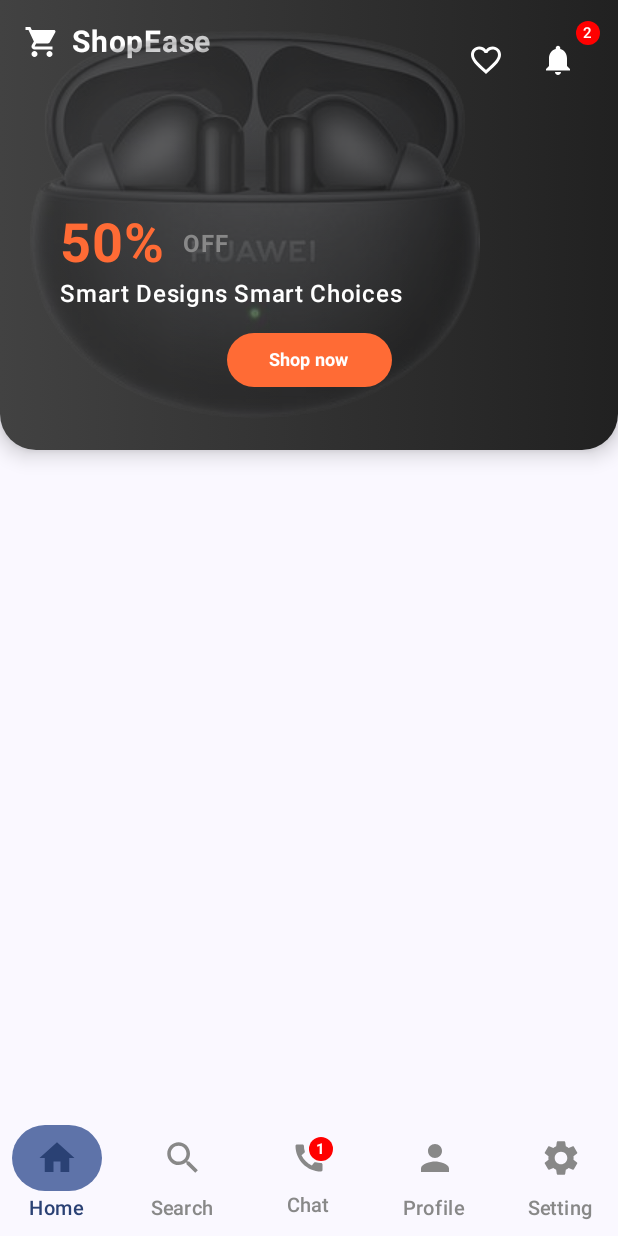
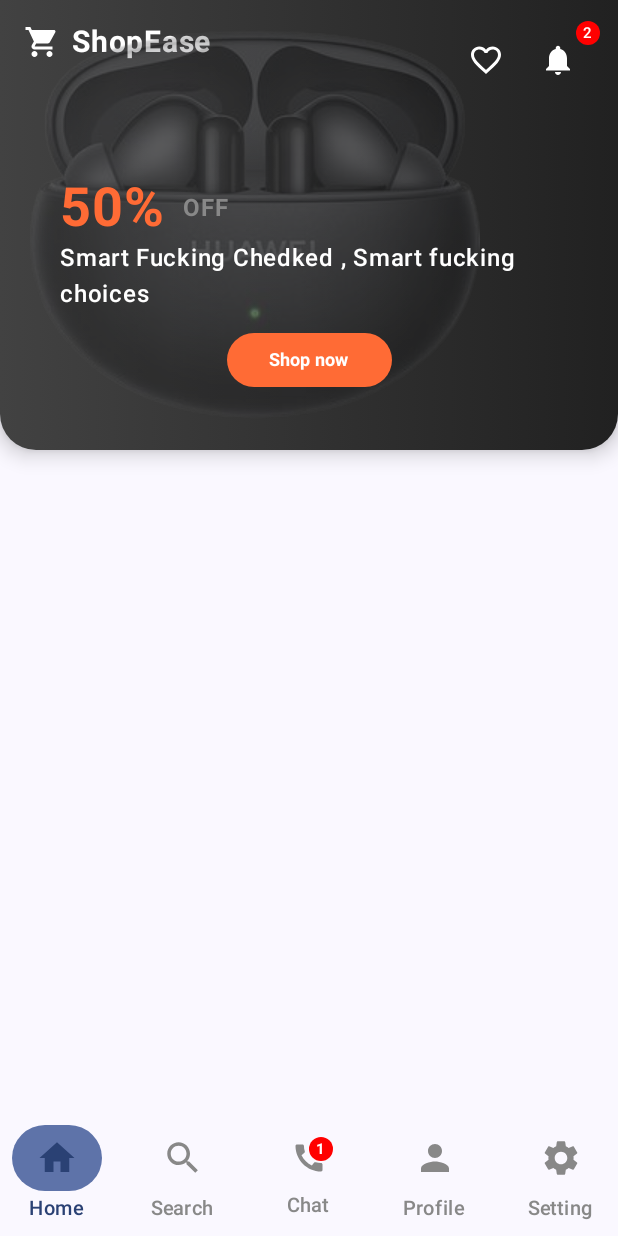
Before and after one commit to MustaphaBousilDev/ecommerce-application-mobile, an Android app built with Jetpack Compose: the screen it shows after launch (MainActivity), on a phone screen of 412 x 824 dp. Run offline under Robolectric (Android 15) with nearby library versions, the phone set to English and light mode, and no system bars.

```diff
--- a/app/src/main/java/com/mustapha/application_android_kotlin/ui/components/Home/PromoBanner.kt
+++ b/app/src/main/java/com/mustapha/application_android_kotlin/ui/components/Home/PromoBanner.kt
@@ -147,7 +147,7 @@ fun PromoBanner(
               )
             }
             Text(
-              text="Smart Designs Smart Choices",
+              text="Smart Fucking Chedked , Smart fucking choices",
               color = Color.White,
               fontSize = 16.sp,
               fontWeight = FontWeight.Medium
```
Also changed, not shown: 2 other files.
